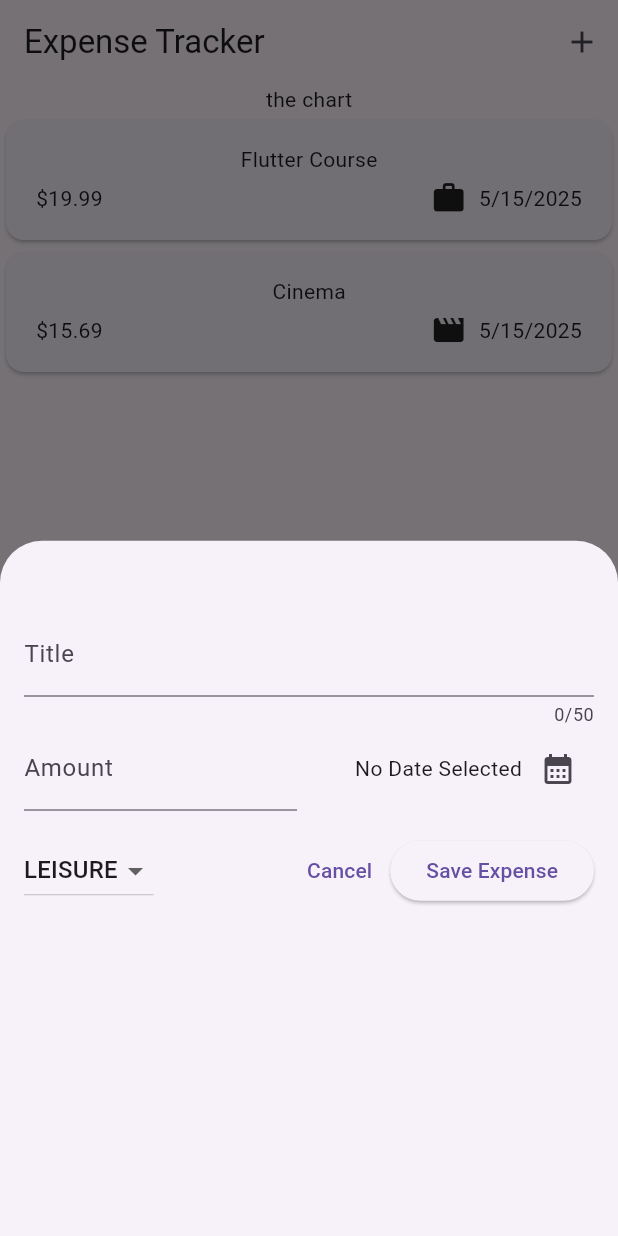
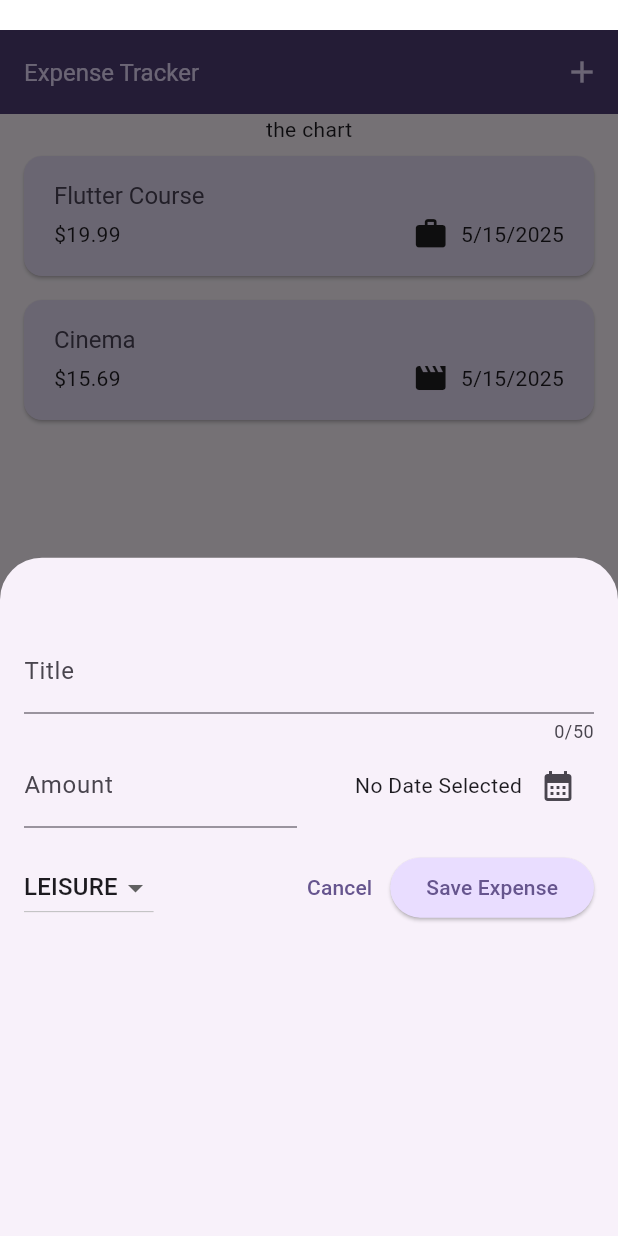
Before and after one commit to N1-San/expense_tracker, a Flutter app: the screen it shows after launch, after a tap on the "add" icon, on a phone screen of 412 x 824 dp. Run offline on Flutter 3.47's test engine with Material 3 defaults, Android fonts, the phone set to English and light mode, and no system bars.

Commit message:
basic theming

```diff
--- a/lib/main.dart
+++ b/lib/main.dart
@@ -1,10 +1,46 @@
 import 'package:flutter/material.dart';
 import 'package:expense_tracker/widgets/expenses.dart';
+
+var kColorScheme = ColorScheme.fromSeed(
+  seedColor: const Color.fromARGB(255, 181, 150, 255)
+  );
 
 void main() {
   runApp(
     MaterialApp(
-      // theme: ThemeData(useMaterial3: true),
+      builder: (context, child) {
+        return Padding(
+          padding: const EdgeInsets.only(top: 20),
+          child: child,
+        );
+      },
+      theme: ThemeData().copyWith(
+        // useMaterial3: true,
+        colorScheme: kColorScheme,
+        appBarTheme: AppBarTheme().copyWith(
+          backgroundColor: kColorScheme.onPrimaryContainer,
+          foregroundColor: kColorScheme.primaryContainer,
+        ),
+        cardTheme: CardTheme().copyWith(
+          color: kColorScheme.secondaryContainer,
+          margin: const EdgeInsets.symmetric(
+            horizontal: 16,
+            vertical: 8
+          ),
+        ),
+        elevatedButtonTheme: ElevatedButtonThemeData(
+          style: ElevatedButton.styleFrom(
+            backgroundColor: kColorScheme.primaryContainer,
+          ),
+        ),
+        textTheme: ThemeData().textTheme.copyWith(
+          titleLarge: TextStyle(
+            fontWeight: FontWeight.normal,
+            color: kColorScheme.onSecondaryContainer,
+            fontSize: 16,
+          ),
+        ),
+      ),
       home: const Expenses(),
     ),
   );
--- a/lib/widgets/expenses.dart
+++ b/lib/widgets/expenses.dart
@@ -83,7 +83,7 @@ class _ExpensesState extends State<Expenses> {
         actions: [
           IconButton(
             onPressed: _openAddExpenseOverlay,
-            icon: const Icon(Icons.add),
+            icon: const Icon(Icons.add,),
           ),
         ],
       ),
--- a/lib/widgets/expenses_list/expense_item.dart
+++ b/lib/widgets/expenses_list/expense_item.dart
@@ -17,8 +17,12 @@ class ExpenseItem extends StatelessWidget {
           vertical: 16,
         ),
         child: Column(
+          crossAxisAlignment: CrossAxisAlignment.start,
           children: [
-            Text(expense.title),
+            Text(
+              expense.title,
+              style: Theme.of(context).textTheme.titleLarge,
+            ),
             const SizedBox(height: 4,),
             Row(
               children: [
--- a/lib/widgets/expenses_list/expenses_list.dart
+++ b/lib/widgets/expenses_list/expenses_list.dart
@@ -18,6 +18,12 @@ class ExpensesList extends StatelessWidget {
       itemCount: expenses.length,
       itemBuilder: (ctx, index) => Dismissible(
         key: ValueKey(expenses[index]),
+        background: Container(
+          color: Theme.of(context).colorScheme.error,
+          margin: EdgeInsets.symmetric(
+            horizontal: Theme.of(context).cardTheme.margin!.horizontal
+          )
+        ),
         onDismissed: (direction) {
           onRemoveExpense(expenses[index]);
         },
```
